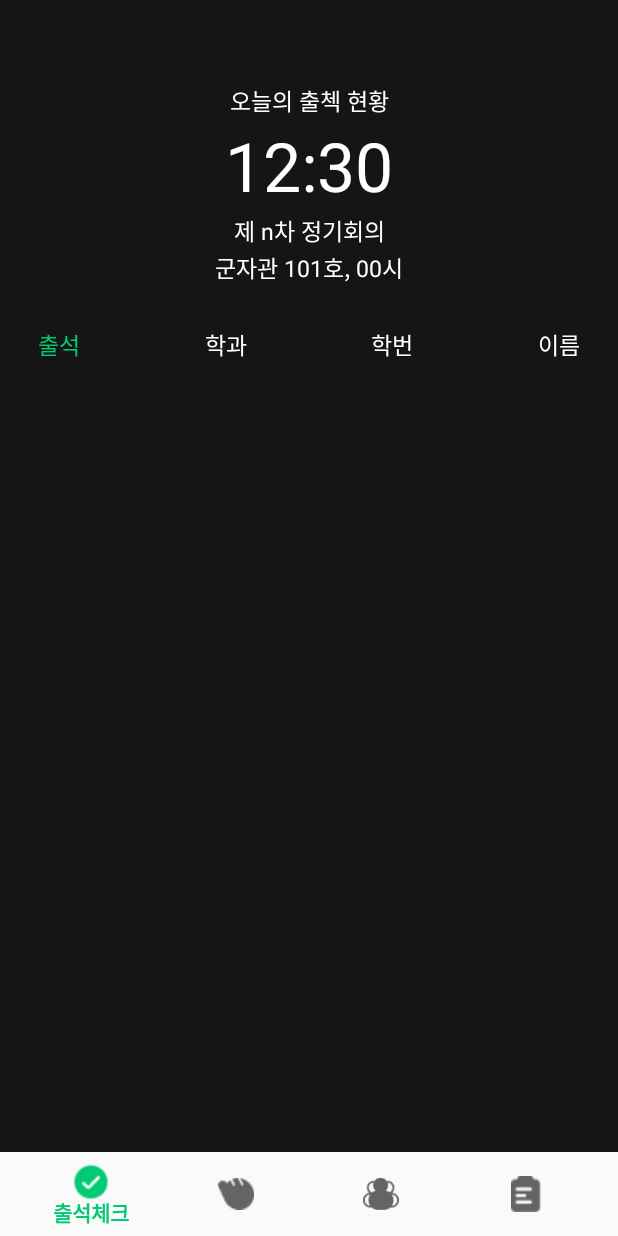
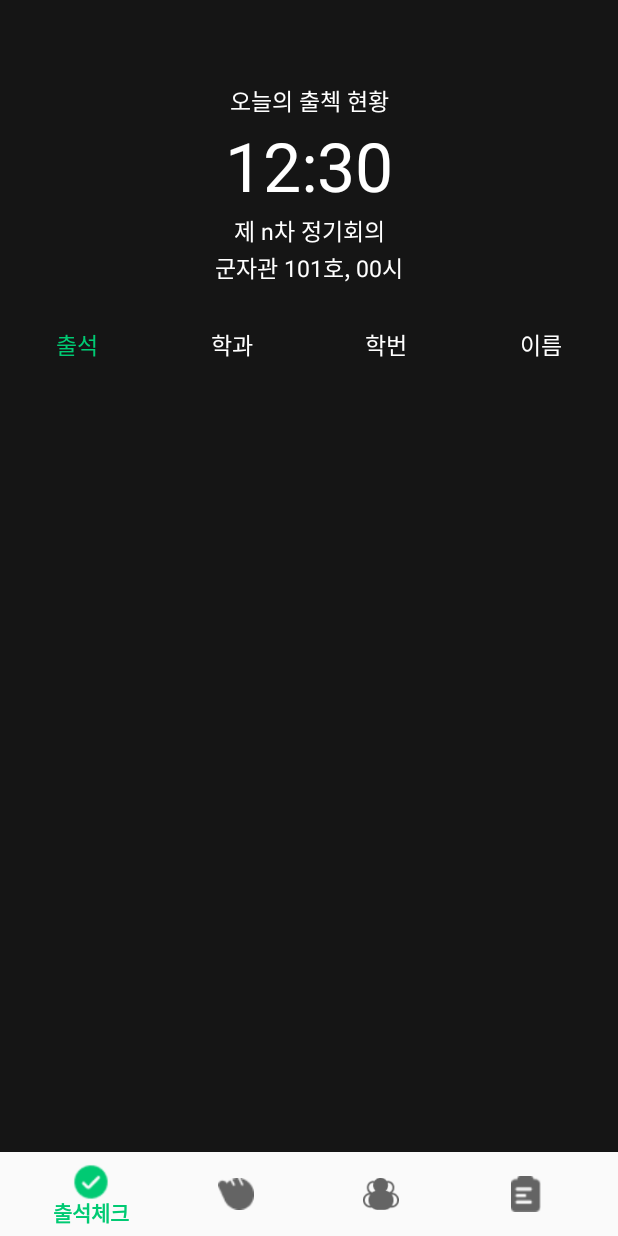
Before and after one commit to TEAM-ALOM/Alom_Alom_Android, an Android app: the attendance screen opened through its navigation route, on a phone screen of 412 x 824 dp. Run offline under Robolectric (Android 15) with nearby library versions, the phone set to English and light mode, and no system bars; our stand-ins replace navigation-ui.

Commit message:
출석, 학과, 학번, 이름 똑같은 비율로 정렬

```diff
--- a/app/src/main/res/layout/fragment_attendance.xml
+++ b/app/src/main/res/layout/fragment_attendance.xml
@@ -72,59 +72,72 @@
 
     <TextView
         android:id="@+id/attendance"
-        android:layout_width="wrap_content"
+        android:layout_width="0dp"
         android:layout_height="wrap_content"
+        app:layout_constraintHorizontal_weight="1"
+        android:layout_marginTop="28dp"
 
-        android:layout_marginTop="28dp"
-        android:layout_marginStart="25dp"
         android:text="출석"
         android:textColor="@color/alom_green"
         android:textSize="15sp"
+        android:gravity="center"
 
-        app:layout_constraintTop_toBottomOf="@id/place"
-        app:layout_constraintStart_toStartOf="parent" />
+        app:layout_constraintEnd_toStartOf="@id/major"
+        app:layout_constraintHorizontal_chainStyle="spread"
+
+        app:layout_constraintStart_toStartOf="parent"
+        app:layout_constraintTop_toBottomOf="@id/place" />
 
     <TextView
         android:id="@+id/major"
-        android:layout_width="wrap_content"
+        android:layout_width="0dp"
         android:layout_height="wrap_content"
+        app:layout_constraintHorizontal_weight="1"
+        android:layout_marginTop="28dp"
 
-        android:layout_marginTop="28dp"
         android:text="학과"
         android:textColor="@color/white"
         android:textSize="15sp"
+        android:gravity="center"
 
-        app:layout_constraintTop_toBottomOf="@id/place"
+        app:layout_constraintEnd_toStartOf="@id/studentID"
+
         app:layout_constraintStart_toEndOf="@id/attendance"
-        app:layout_constraintEnd_toStartOf="@id/studentID"/>
+        app:layout_constraintTop_toBottomOf="@id/place" />
 
     <TextView
         android:id="@+id/studentID"
-        android:layout_width="wrap_content"
+        android:layout_width="0dp"
         android:layout_height="wrap_content"
+        app:layout_constraintHorizontal_weight="1"
+        android:layout_marginTop="28dp"
 
-        android:layout_marginTop="28dp"
         android:text="학번"
         android:textColor="@color/white"
         android:textSize="15sp"
+        android:gravity="center"
 
-        app:layout_constraintTop_toBottomOf="@id/place"
+        app:layout_constraintEnd_toStartOf="@id/name"
+
         app:layout_constraintStart_toEndOf="@id/major"
-        app:layout_constraintEnd_toStartOf="@id/name"/>
+        app:layout_constraintTop_toBottomOf="@id/place" />
 
     <TextView
         android:id="@+id/name"
-        android:layout_width="wrap_content"
+        android:layout_width="0dp"
         android:layout_height="wrap_content"
+        app:layout_constraintHorizontal_weight="1"
+        android:layout_marginTop="28dp"
 
-        android:layout_marginEnd="25dp"
-        android:layout_marginTop="28dp"
         android:text="이름"
         android:textColor="@color/white"
         android:textSize="15sp"
+        android:gravity="center"
 
-        app:layout_constraintTop_toBottomOf="@id/place"
-        app:layout_constraintEnd_toEndOf="parent" />
+        app:layout_constraintEnd_toEndOf="parent"
+
+        app:layout_constraintStart_toEndOf="@id/studentID"
+        app:layout_constraintTop_toBottomOf="@id/place" />
 
     <androidx.recyclerview.widget.RecyclerView
         android:id="@+id/attendance_list"
```
